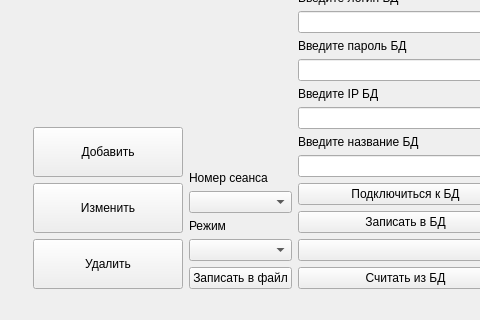
First picture: the form in mainwindow.ui, repository Timur965/Practica, before the edit; both pictures show x 190 to 670 and y 480 to 800 of the 926 by 800 pixel window.
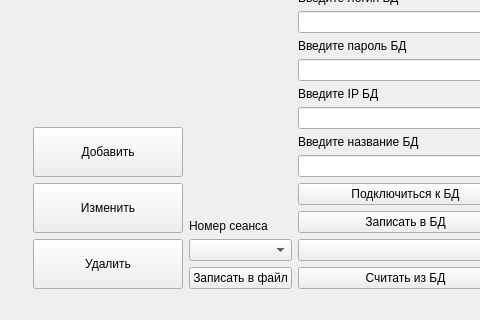
Second picture: the form after the edit. Icons and pictures are not drawn.

```diff
--- a/mainwindow.ui
+++ b/mainwindow.ui
@@ -164,16 +164,6 @@
         <item>
          <widget class="QComboBox" name="number"/>
         </item>
-        <item>
-         <widget class="QLabel" name="label_2">
-          <property name="text">
-           <string>Режим</string>
-          </property>
-         </widget>
-        </item>
-        <item>
-         <widget class="QComboBox" name="mode"/>
-        </item>
         <item>
          <widget class="QPushButton" name="InputFile">
           <property name="text">
```
